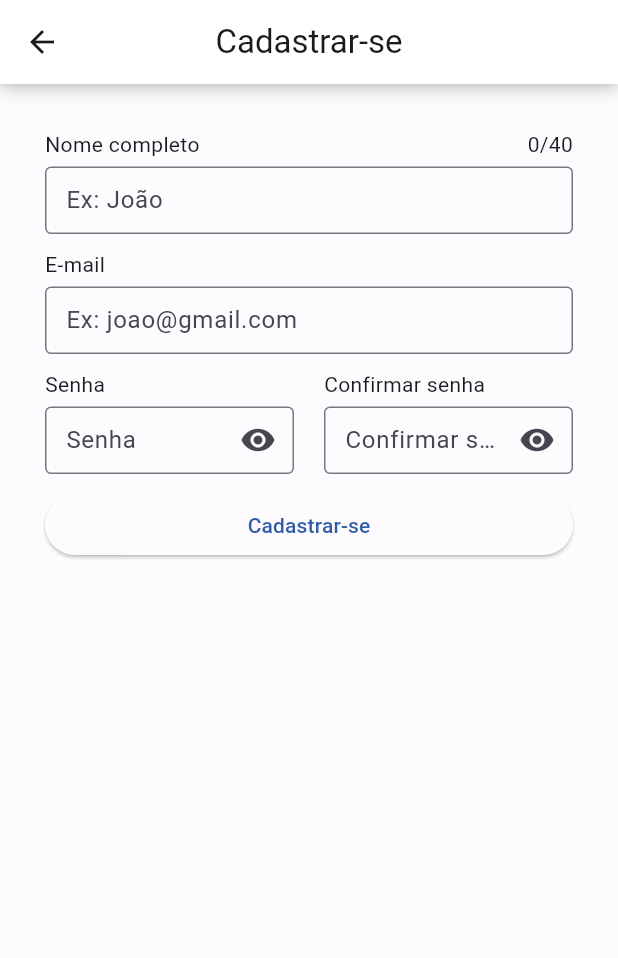
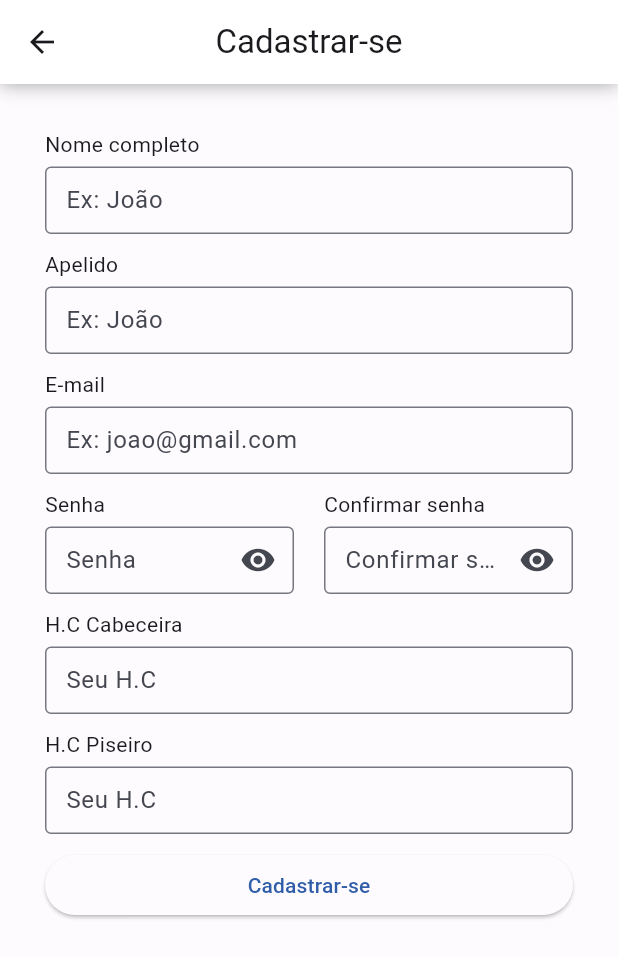
Before and after one commit to WordSystemLTDA/glauber, a Flutter app: the PaginaCadastro screen opened by its route, on a phone screen of 412 x 824 dp. Shown: the top 958 px of the screen. Run offline on Flutter 3.47's test engine with Material 2 defaults, Android fonts, the phone set to English and light mode, and no system bars; our stand-ins replace cached_network_image, carousel_slider, dio, equatable, font_awesome_flutter, lottie and 2 more; accounts and stored records are empty; network calls fail.

Commit message:
mudanças

```diff
--- a/lib/main.dart
+++ b/lib/main.dart
@@ -46,7 +46,6 @@ void main() async {
       Provider<ListarInformacoesServico>(create: (context) => ListarInformacoesServicoImpl(context.read())),
       ChangeNotifierProvider(create: (context) => FinalizarCompraStore(context.read())),
       ChangeNotifierProvider(create: (context) => ListarInformacoesStore(context.read())),
-
       // Compras
       Provider<ComprasServico>(create: (context) => ComprasServicoImpl(context.read())),
       ChangeNotifierProvider(create: (context) => ComprasStore(context.read())),
--- a/lib/src/essencial/config.dart
+++ /dev/null
@@ -1,5 +0,0 @@
-class Config {
-  // String servidor = 'http://192.168.2.107/api_glauber';
-  static String apiUrl = 'http://192.168.2.104/sistema/api_glauber/';
-  // static String apiUrl = 'http://10.1.1.104/sistema/api_glauber/';
-}
--- a/lib/src/essencial/network/dio_cliente.dart
+++ b/lib/src/essencial/network/dio_cliente.dart
@@ -1,11 +1,11 @@
 import 'dart:async';
 
 import 'package:dio/dio.dart';
-import 'package:glauber/src/essencial/config.dart';
+import 'package:glauber/src/compartilhado/constantes/constantes_global.dart';
 import 'package:glauber/src/essencial/network/http_cliente.dart';
 
 class DioClient implements IHttpClient {
-  final dio = Dio(BaseOptions(baseUrl: Config.apiUrl));
+  final dio = Dio(BaseOptions(baseUrl: ConstantesGlobal.apiUrl));
 
   @override
   Future? get({required String url, Map<String, String>? headers}) async {
--- a/lib/src/modulos/autenticacao/data/servicos/autenticacao_servico_impl.dart
+++ b/lib/src/modulos/autenticacao/data/servicos/autenticacao_servico_impl.dart
@@ -34,13 +34,16 @@ class AutenticacaoServicoImpl implements AutenticacaoServico {
   }
 
   @override
-  Future<List<dynamic>> cadastrar(String nome, String email, String senha) async {
+  Future<List<dynamic>> cadastrar(String nome, String apelido, String email, String senha, String hcCabeceira, String hcPiseiro) async {
     var url = 'autenticacao/cadastrar.php';
 
     var campos = {
       "nome": nome,
+      "apelido": apelido,
       "email": email,
       "senha": senha,
+      "hcCabeceira": hcCabeceira,
+      "hcPiseiro": hcPiseiro,
     };
 
     var response = await client.post(url: url, body: jsonEncode(campos));
--- a/lib/src/modulos/autenticacao/interator/servicos/autenticacao_servico.dart
+++ b/lib/src/modulos/autenticacao/interator/servicos/autenticacao_servico.dart
@@ -1,5 +1,5 @@
 abstract interface class AutenticacaoServico {
   Future<bool> verificar();
   Future<bool> entrar(String email, String senha);
-  Future<List<dynamic>> cadastrar(String nome, String email, String senha);
+  Future<List<dynamic>> cadastrar(String nome, String apelido, String email, String senha, String hcCabeceira, String hcPiseiro);
 }
--- a/lib/src/modulos/autenticacao/interator/stores/autenticacao_store.dart
+++ b/lib/src/modulos/autenticacao/interator/stores/autenticacao_store.dart
@@ -21,10 +21,10 @@ class AutenticacaoStore extends ValueNotifier<AutenticacaoEstado> {
     });
   }
 
-  void cadastrar(nome, email, senha) async {
+  void cadastrar(nome, apelido, email, senha, hcCabeceira, hcPiseiro) async {
     value = Cadastrando();
 
-    _autenticacaoServico.cadastrar(nome, email, senha).then((valores) {
+    _autenticacaoServico.cadastrar(nome, apelido, email, senha, hcCabeceira, hcPiseiro).then((valores) {
       if (valores[0]) {
         value = Cadastrado();
       } else {
--- a/lib/src/modulos/autenticacao/ui/paginas/pagina_cadastro.dart
+++ b/lib/src/modulos/autenticacao/ui/paginas/pagina_cadastro.dart
@@ -12,7 +12,10 @@ class PaginaCadastro extends StatefulWidget {
 
 class _PaginaCadastroState extends State<PaginaCadastro> {
   final _nomeController = TextEditingController();
+  final _apelidoController = TextEditingController();
   final _emailController = TextEditingController();
+  final _hcCabeceiraController = TextEditingController();
+  final _hcPiseiroController = TextEditingController();
   final _senhaController = TextEditingController();
   final _confirmarSenhaController = TextEditingController();
 
@@ -27,7 +30,6 @@ class _PaginaCadastroState extends State<PaginaCadastro> {
       valueListenable: autenticacaoStore,
       builder: (context, state, _) {
         return Scaffold(
-          // appBar: AppBar(elevation: 0, title: const Text('Cadastrar-se'), centerTitle: true),
           appBar: PreferredSize(
             preferredSize: const Size.fromHeight(kToolbarHeight),
             child: Container(
@@ -48,16 +50,17 @@ class _PaginaCadastroState extends State<PaginaCadastro> {
             padding: const EdgeInsets.all(30),
             child: ListView(
               children: [
-                const Row(
-                  mainAxisAlignment: MainAxisAlignment.spaceBetween,
-                  children: [
-                    Text('Nome completo'),
-                    Text('0/40'),
-                  ],
-                ),
+                const Text('Nome completo'),
                 const SizedBox(height: 5),
                 TextField(
                   controller: _nomeController,
+                  decoration: const InputDecoration(border: OutlineInputBorder(), hintText: 'Ex: João'),
+                ),
+                const SizedBox(height: 10),
+                const Text('Apelido'),
+                const SizedBox(height: 5),
+                TextField(
+                  controller: _apelidoController,
                   decoration: const InputDecoration(border: OutlineInputBorder(), hintText: 'Ex: João'),
                 ),
                 const SizedBox(height: 10),
@@ -128,14 +131,33 @@ class _PaginaCadastroState extends State<PaginaCadastro> {
                   ],
                 ),
                 const SizedBox(height: 10),
+                const Text('H.C Cabeceira'),
+                const SizedBox(height: 5),
+                TextField(
+                  controller: _hcCabeceiraController,
+                  keyboardType: TextInputType.number,
+                  decoration: const InputDecoration(border: OutlineInputBorder(), hintText: 'Seu H.C'),
+                ),
+                const SizedBox(height: 10),
+                const Text('H.C Piseiro'),
+                const SizedBox(height: 5),
+                TextField(
+                  controller: _hcPiseiroController,
+                  keyboardType: TextInputType.number,
+                  decoration: const InputDecoration(border: OutlineInputBorder(), hintText: 'Seu H.C'),
+                ),
+                const SizedBox(height: 10),
                 SizedBox(
                   width: double.infinity,
                   child: ElevatedButton(
                     onPressed: () {
                       String nome = _nomeController.text;
+                      String apelido = _apelidoController.text;
                       String email = _emailController.text;
                       String senha = _senhaController.text;
                       String confirmar = _confirmarSenhaController.text;
+                      String hcCabeceira = _hcCabeceiraController.text;
+                      String hcPiseiro = _hcPiseiroController.text;
 
                       if (nome.isEmpty || email.isEmpty || senha.isEmpty || confirmar.isEmpty) {
                         ScaffoldMessenger.of(context).showSnackBar(const SnackBar(
@@ -151,7 +173,7 @@ class _PaginaCadastroState extends State<PaginaCadastro> {
                             content: Text('Campos de senha precisam ser iguais!'),
                           ));
                         } else {
-                          autenticacaoStore.cadastrar(nome, email, senha);
+                          autenticacaoStore.cadastrar(nome, apelido, email, senha, hcCabeceira, hcPiseiro);
                         }
                       }
                     },
--- a/lib/src/modulos/compras/interator/modelos/compras_modelo.dart
+++ b/lib/src/modulos/compras/interator/modelos/compras_modelo.dart
@@ -20,6 +20,7 @@ class ComprasModelo {
   final String dataEvento;
   final String horaInicio;
   final String horaTermino;
+  final String numeroCelular;
   final List<ProvasComprasModelo> provas;
 
   ComprasModelo({
@@ -39,6 +40,7 @@ class ComprasModelo {
     required this.dataEvento,
     required this.horaInicio,
     required this.horaTermino,
+    required this.numeroCelular,
     required this.provas,
   });
 
@@ -60,6 +62,7 @@ class ComprasModelo {
       'dataEvento': dataEvento,
       'horaInicio': horaInicio,
       'horaTermino': horaTermino,
+      'numeroCelular': numeroCelular,
       'provas': provas.map((x) => x.toMap()).toList(),
     };
   }
@@ -82,6 +85,7 @@ class ComprasModelo {
       dataEvento: map['dataEvento'] as String,
       horaInicio: map['horaInicio'] as String,
       horaTermino: map['horaTermino'] as String,
+      numeroCelular: map['numeroCelular'] as String,
       provas: List<ProvasComprasModelo>.from(
         (map['provas'] as List<dynamic>).map<ProvasComprasModelo>(
           (x) => ProvasComprasModelo.fromMap(x as Map<String, dynamic>),
--- a/lib/src/modulos/provas/interator/modelos/prova_modelo.dart
+++ b/lib/src/modulos/provas/interator/modelos/prova_modelo.dart
@@ -18,9 +18,6 @@ class ProvaModelo extends Equatable {
     required this.jaComprou,
     this.idCabeceira,
   });
-
-  @override
-  List<Object?> get props => [id, nomeProva, valor, idCabeceira];
 
   Map<String, dynamic> toMap() {
     return <String, dynamic>{
@@ -45,4 +42,7 @@ class ProvaModelo extends Equatable {
   String toJson() => json.encode(toMap());
 
   factory ProvaModelo.fromJson(String source) => ProvaModelo.fromMap(json.decode(source) as Map<String, dynamic>);
+
+  @override
+  List<Object?> get props => [id, nomeProva, valor, jaComprou, idCabeceira];
 }
--- a/lib/src/modulos/provas/ui/widgets/card_provas.dart
+++ b/lib/src/modulos/provas/ui/widgets/card_provas.dart
@@ -34,7 +34,7 @@ class _CardProvasState extends State<CardProvas> {
       if (mounted) {
         ScaffoldMessenger.of(context).removeCurrentSnackBar();
         ScaffoldMessenger.of(context).showSnackBar(const SnackBar(
-          content: Text('Não é possível comprar novamente essa Prova.'),
+          content: Text('Você já comprou essa prova.'),
           showCloseIcon: true,
           backgroundColor: Colors.red,
         ));
--- a/pubspec.yaml
+++ b/pubspec.yaml
@@ -46,6 +46,8 @@ dependencies:
   lottie: ^2.7.0
   cached_network_image: ^3.3.0
   equatable: ^2.0.5
+  font_awesome_flutter: ^10.6.0
+  url_launcher: ^6.1.14
 
 dev_dependencies:
   flutter_test:
```
Also changed, not shown: lib/src/compartilhado/constantes/constantes_global.dart (added, +8 -0 lines), lib/src/compartilhado/constantes/funcoes_global.dart (added, +11 -0 lines), lib/src/modulos/compras/ui/widgets/card_compras.dart (+16 -9 lines), lib/src/modulos/inicio/ui/paginas/pagina_inicio.dart (+57 -0 lines), lib/src/modulos/provas/ui/paginas/pagina_provas.dart (+6 -5 lines), pubspec.lock, 6 other files.
